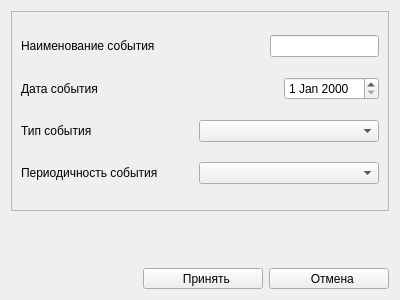
This is ui/f_eventeditor.ui in wterkin/qt-forget-me-not as Qt 5 draws it before an edit. The edited form follows.
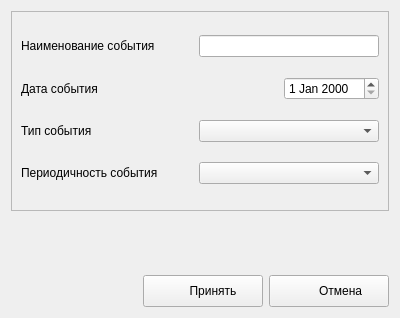
This is the edited form. Icons and pictures are not drawn.

```diff
--- a/ui/f_eventeditor.ui
+++ b/ui/f_eventeditor.ui
@@ -7,7 +7,7 @@
     <x>0</x>
     <y>0</y>
     <width>400</width>
-    <height>300</height>
+    <height>318</height>
    </rect>
   </property>
   <property name="windowTitle">
@@ -52,7 +52,14 @@
          </spacer>
         </item>
         <item>
-         <widget class="QLineEdit" name="lineEdit_EventName"/>
+         <widget class="QLineEdit" name="lineEdit_EventName">
+          <property name="minimumSize">
+           <size>
+            <width>180</width>
+            <height>0</height>
+           </size>
+          </property>
+         </widget>
         </item>
        </layout>
       </item>
@@ -193,11 +200,11 @@
        <property name="minimumSize">
         <size>
          <width>120</width>
-         <height>0</height>
+         <height>32</height>
         </size>
        </property>
        <property name="text">
-        <string>  Принять</string>
+        <string>      Принять</string>
        </property>
        <property name="icon">
         <iconset>
@@ -213,11 +220,11 @@
        <property name="minimumSize">
         <size>
          <width>120</width>
-         <height>0</height>
+         <height>32</height>
         </size>
        </property>
        <property name="text">
-        <string>  Отмена</string>
+        <string>       Отмена</string>
        </property>
        <property name="icon">
         <iconset>
```
